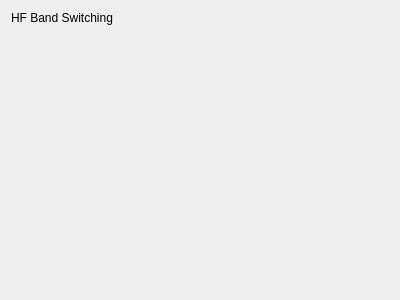
Above: mqt/MqtLogger/BandSwitchFrame.ui from Rsclub22/Minos2-Mirror before the change. Below: the same form after it.
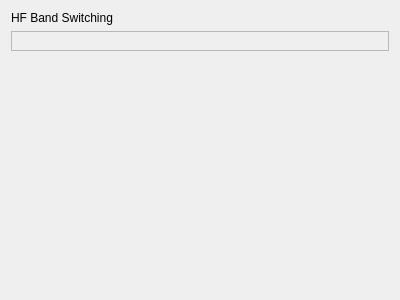
That is the form after the change.

Commit message: Wrap band switch buttons int a frame that can be hidden

```diff
--- a/mqt/MqtLogger/BandSwitchFrame.ui
+++ b/mqt/MqtLogger/BandSwitchFrame.ui
@@ -22,7 +22,19 @@
     </widget>
    </item>
    <item>
-    <layout class="QGridLayout" name="bandSelGridLayout"/>
+    <widget class="QFrame" name="bandSwitchButtomFrame">
+     <property name="frameShape">
+      <enum>QFrame::StyledPanel</enum>
+     </property>
+     <property name="frameShadow">
+      <enum>QFrame::Raised</enum>
+     </property>
+     <layout class="QVBoxLayout" name="verticalLayout_2">
+      <item>
+       <layout class="QGridLayout" name="bandSelGridLayout"/>
+      </item>
+     </layout>
+    </widget>
    </item>
    <item>
     <spacer name="verticalSpacer">
```
The commit also changes 1 other file.
